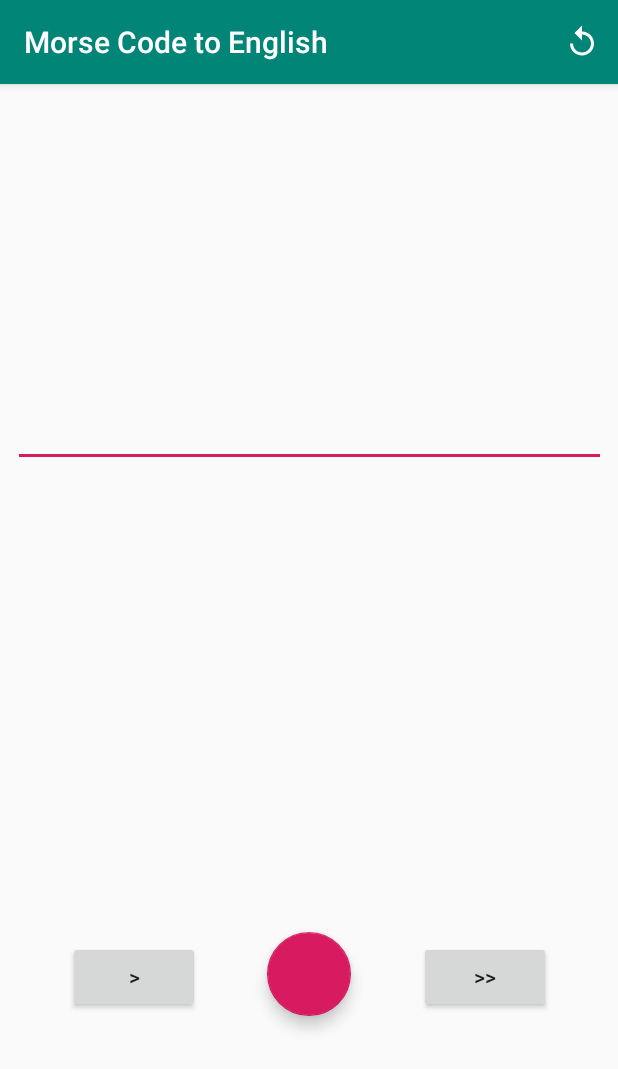
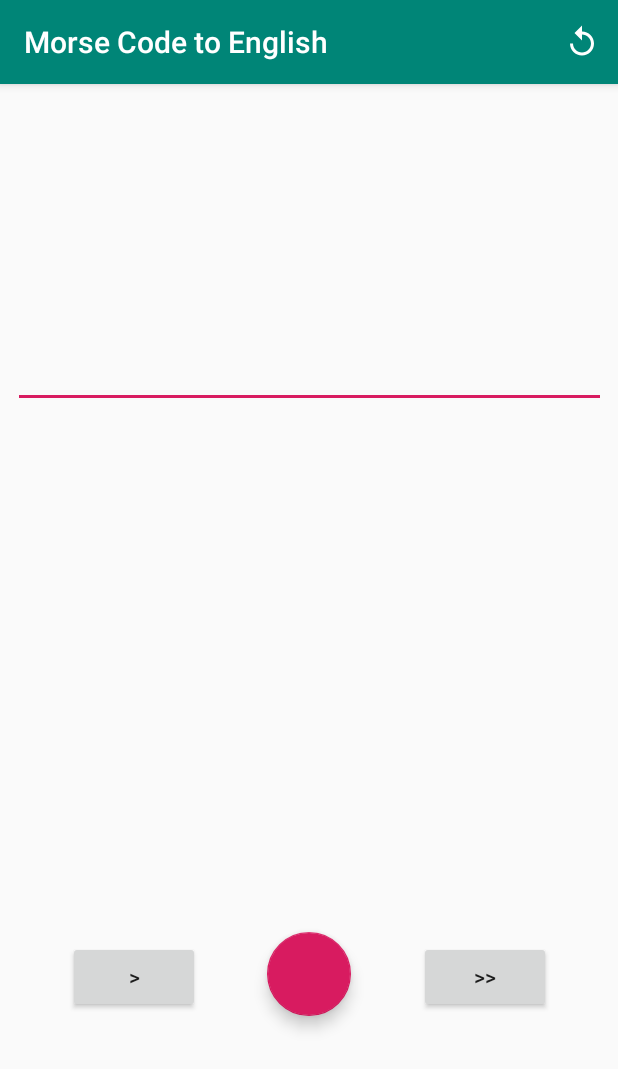
Before and after one commit to rubin-labs/CS2063Project, an Android app: the MorseCodeToEnglishActivity screen opened directly, with no data from a screen before it, on a phone screen of 412 x 824 dp. Shown: the top 1069 px of the screen. Run offline under Robolectric (Android 15) with nearby library versions, the phone set to English and light mode, and no system bars.

Commit message:
fix constraint

```diff
--- a/app/src/main/res/layout/content_morse_code_to_english.xml
+++ b/app/src/main/res/layout/content_morse_code_to_english.xml
@@ -6,15 +6,17 @@
     android:layout_height="match_parent"
     app:layout_behavior="@string/appbar_scrolling_view_behavior"
     tools:context=".MorseCodeToEnglishActivity"
+    tools:layout_editor_absoluteY="56dp"
     tools:showIn="@layout/activity_morse_code_to_english">
 
     <EditText
         android:id="@+id/m2eInputTextView"
         android:layout_width="395dp"
         android:layout_height="200dp"
-        app:layout_constraintBottom_toTopOf="@+id/m2eOutputTextView"
+        android:layout_marginTop="16dp"
+        android:layout_marginEnd="8dp"
         app:layout_constraintEnd_toEndOf="parent"
-        app:layout_constraintHorizontal_bias="0.5"
+        app:layout_constraintHorizontal_bias="1.0"
         app:layout_constraintStart_toStartOf="parent"
         app:layout_constraintTop_toTopOf="parent" />
 
```
